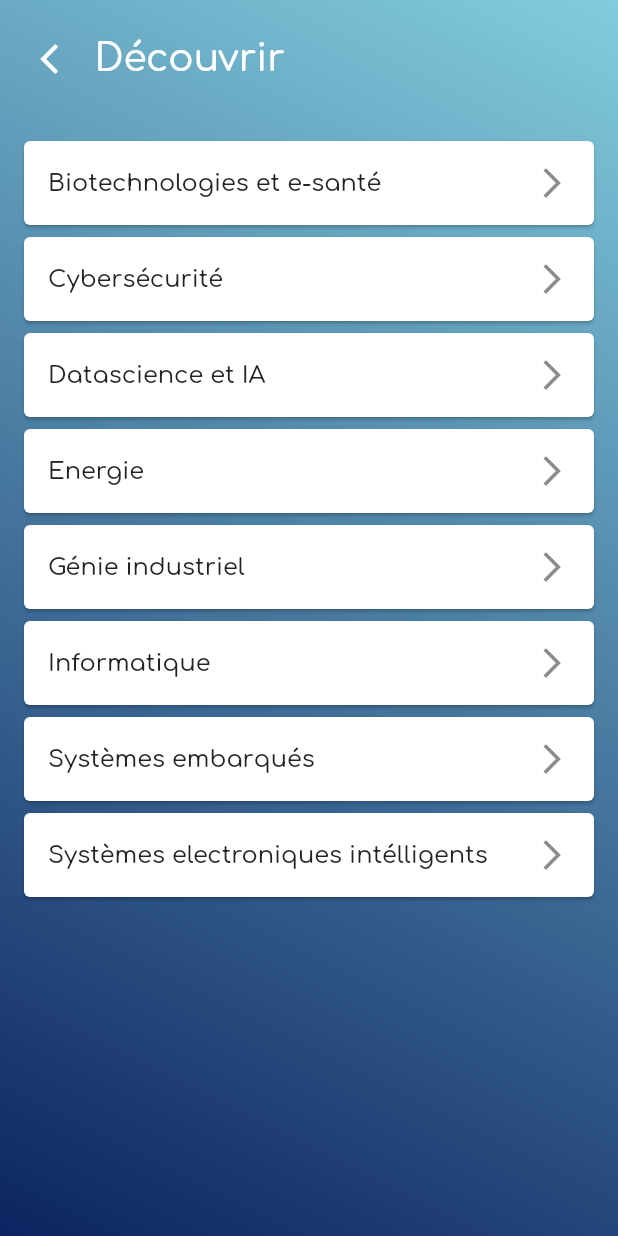
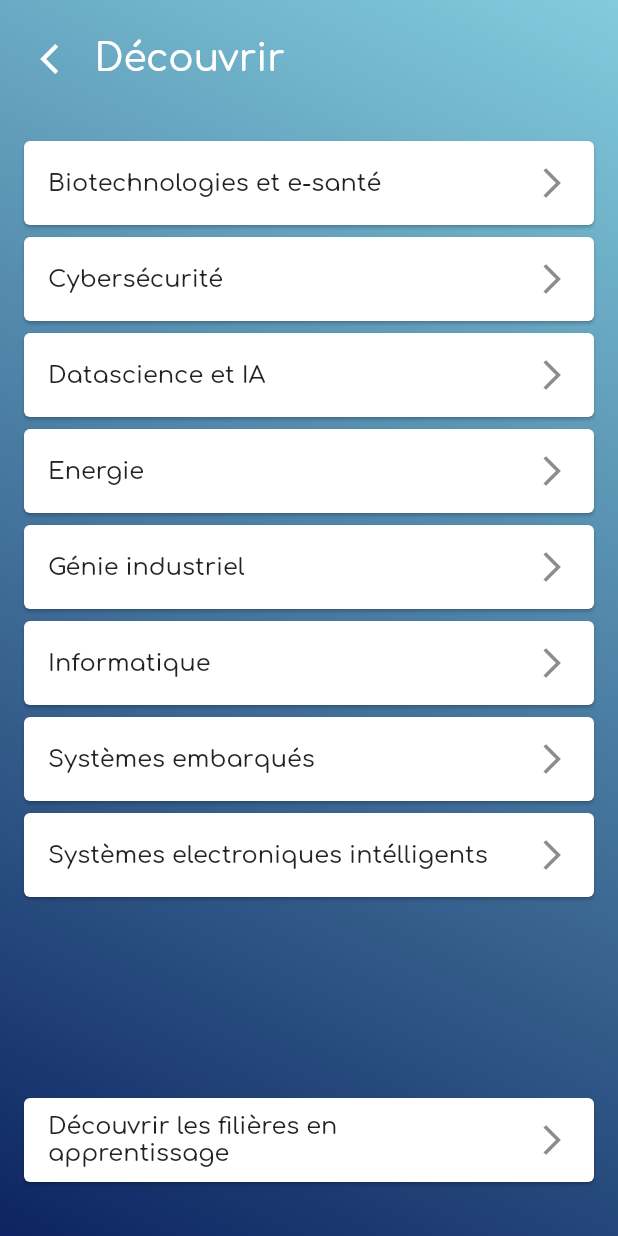
Before and after one commit to jeremySrgt/msh_esiee_app, a Flutter app: the DiscoverPage screen opened directly, on a phone screen of 412 x 824 dp. Run offline on Flutter 3.47's test engine with Material 2 defaults, Android fonts, the phone set to English and light mode, and no system bars; our stand-ins replace flutter_swiper.

Commit message:
added "découvrir filieres en apprentissage" link

```diff
--- a/lib/discover.dart
+++ b/lib/discover.dart
@@ -1,4 +1,5 @@
 import 'package:flutter/material.dart';
+import 'package:url_launcher/url_launcher.dart';
 
 import 'description_fillieres/filliereDescription.dart';
 import 'package:msh_esiee_app/description_fillieres/FilliereClass.dart';
@@ -172,6 +173,22 @@ class DiscoverPage extends StatelessWidget {
               Expanded(
                 child: discover(context),
               ),
+              Container(
+                padding: EdgeInsets.all(12.0),
+                child: Card(
+                  child: ListTile(
+                    title: Text("Découvrir les filières en apprentissage"),
+                    trailing: Icon(Icons.arrow_forward_ios),
+                    onTap: () {
+                      var url = "https://www.esiee.fr/fr/formations/ingenieur-par-apprentissage";
+                      launch(url);
+                    },
+                  ),
+                ),
+              ),
+              SizedBox(
+                height: 20.0,
+              )
             ],
           ),
         ),
```
